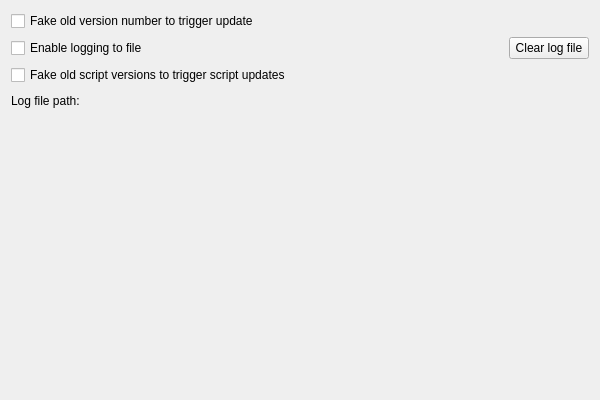
Qt form src/widgets/settings/debugoptionsettingswidget.ui (pbek/QOwnNotes) before a commit.
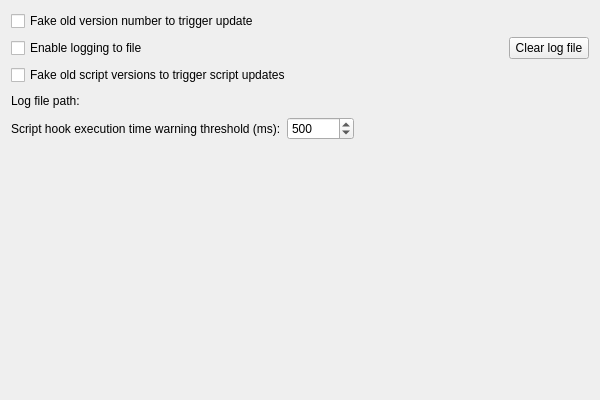
The same form after that commit. Icons and pictures are not drawn.

Commit message: #3620 scripting: add per-script hook execution time profiling

```diff
--- a/src/widgets/settings/debugoptionsettingswidget.ui
+++ b/src/widgets/settings/debugoptionsettingswidget.ui
@@ -114,6 +114,69 @@
     </widget>
    </item>
     <item row="4" column="0" colspan="4">
+      <widget class="QFrame" name="scriptProfilingFrame">
+       <property name="frameShape">
+        <enum>QFrame::Shape::NoFrame</enum>
+       </property>
+       <property name="frameShadow">
+        <enum>QFrame::Shadow::Raised</enum>
+       </property>
+       <layout class="QHBoxLayout" name="horizontalLayout_scriptProfiling">
+        <property name="leftMargin">
+         <number>0</number>
+        </property>
+        <property name="topMargin">
+         <number>0</number>
+        </property>
+        <property name="rightMargin">
+         <number>0</number>
+        </property>
+        <property name="bottomMargin">
+         <number>0</number>
+        </property>
+        <item>
+         <widget class="QLabel" name="scriptProfilingThresholdLabel">
+          <property name="text">
+           <string>Script hook execution time warning threshold (ms):</string>
+          </property>
+          <property name="toolTip">
+           <string>Log a warning when a script hook takes longer than this many milliseconds. When debug logging is enabled, all hook times are logged unconditionally.</string>
+          </property>
+         </widget>
+        </item>
+        <item>
+         <widget class="QSpinBox" name="scriptProfilingThresholdSpinBox">
+          <property name="toolTip">
+           <string>Log a warning when a script hook takes longer than this many milliseconds. When debug logging is enabled, all hook times are logged unconditionally.</string>
+          </property>
+          <property name="minimum">
+           <number>1</number>
+          </property>
+          <property name="maximum">
+           <number>100000</number>
+          </property>
+          <property name="value">
+           <number>500</number>
+          </property>
+         </widget>
+        </item>
+        <item>
+         <spacer name="horizontalSpacer_scriptProfiling">
+          <property name="orientation">
+           <enum>Qt::Orientation::Horizontal</enum>
+          </property>
+          <property name="sizeHint" stdset="0">
+           <size>
+            <width>40</width>
+            <height>20</height>
+           </size>
+          </property>
+         </spacer>
+        </item>
+       </layout>
+      </widget>
+     </item>
+     <item row="5" column="0" colspan="4">
      <spacer name="verticalSpacer_11">
      <property name="orientation">
       <enum>Qt::Vertical</enum>
```
Lines whose indentation alone changed are shown as unchanged. The commit also changes 3 other files.
